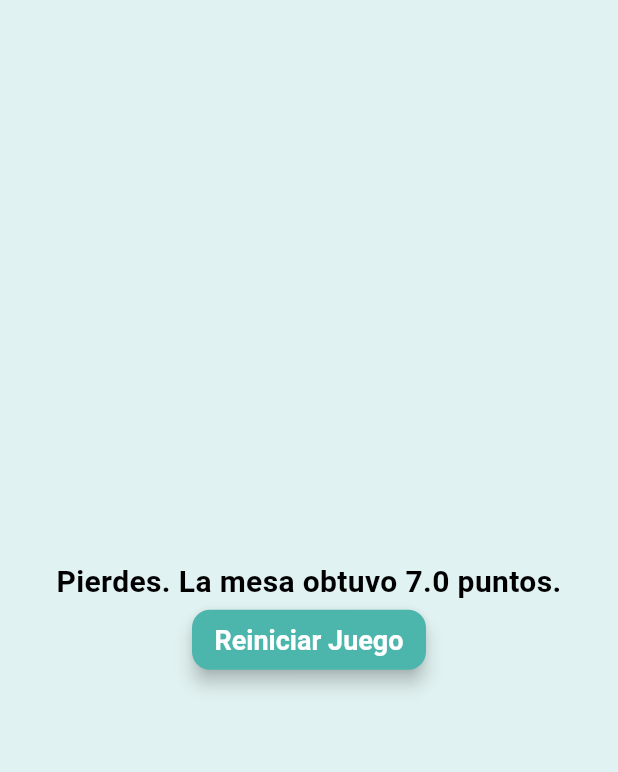
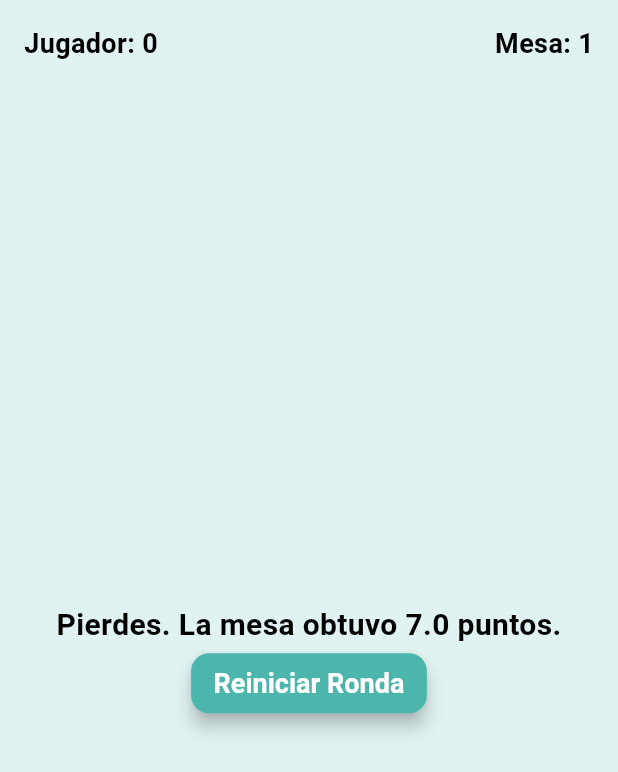
Before and after one commit to jorgebenitezz05/Flutter, a Flutter app: the Juego7yMedia screen opened directly, after a tap on "Pedir Carta", after a tap on "Plantarse", on a phone screen of 412 x 824 dp. Shown: the top 772 px of the screen. Run offline on Flutter 3.47's test engine with Material 3 defaults, Android fonts, the light colour scheme and no system bars.

Commit message:
Mejoro juego 7 y media

```diff
--- a/relacion01/lib/screens/ejercicio_10.dart
+++ /dev/null
@@ -1,214 +0,0 @@
-import 'package:flutter/material.dart';
-import 'screens.dart';
-
-class Ejercicio10 extends StatelessWidget {
-  const Ejercicio10({super.key});
-
-  @override
-  Widget build(BuildContext context) {
-    return Scaffold(
-      appBar: AppBar(
-        title: const Text("Ejercicio 10"),
-        actions: [
-          IconButton(
-            icon: const Icon(Icons.info_outline),
-            onPressed: () {
-              showDialog(
-                context: context,
-                builder: (context) => SimpleDialog(
-                  title: const Text("Instrucciones"),
-                  children: [
-                    const Padding(
-                      padding: EdgeInsets.symmetric(horizontal: 16.0),
-                      child: Text(
-                        "El objetivo del juego es acercarse lo más posible a 7.5 sin pasarse. "
-                        "Las figuras (Sota, Caballo, Rey) valen 0.5 puntos, y el resto de las cartas valen su número."
-                        "\nGana quien primero alcance 5 victorias.",
-                      ),
-                    ),
-                    const SizedBox(height: 20),
-                    Align(
-                      alignment: Alignment.centerRight,
-                      child: TextButton(
-                        onPressed: () => Navigator.pop(context),
-                        child: const Text("Cerrar"),
-                      ),
-                    ),
-                  ],
-                ),
-              );
-            },
-          ),
-        ],
-      ),
-      drawer: const MenuLateral(),
-      body: const Juego7yMedia(),
-    );
-  }
-}
-
-class Juego7yMedia extends StatefulWidget {
-  const Juego7yMedia({super.key});
-
-  @override
-  State<Juego7yMedia> createState() => _Juego7yMediaState();
-}
-
-class _Juego7yMediaState extends State<Juego7yMedia> {
-  // Baraja de cartas
-  final List<Map<String, dynamic>> _baraja = [];
-
-  // Puntuaciones
-  double _puntuacionJugador = 0;
-  double _puntuacionMesa = 0;
-
-  // Estados del juego
-  bool _turnoJugador = true;
-  bool _juegoTerminado = false;
-  String _mensaje = '';
-
-  String _cartaJugador = '';
-
-  @override
-  void initState() {
-    super.initState();
-    _inicializarBaraja();
-    _mezclarBaraja();
-  }
-
-  // Inicializar baraja
-  void _inicializarBaraja() {
-    final palos = ['Oros', 'Copas', 'Espadas', 'Bastos'];
-    for (var palo in palos) {
-      for (var i = 1; i <= 12; i++) {
-        double valor = i > 7 ? 0.5 : i.toDouble();
-        _baraja.add({'nombre': '$i de $palo', 'valor': valor});
-      }
-    }
-  }
-
-  // Mezclar baraja
-  void _mezclarBaraja() {
-    _baraja.shuffle();
-  }
-
-  // Sacar una carta
-  Map<String, dynamic> _sacarCarta() {
-    return _baraja.removeLast();
-  }
-
-  // Lógica del turno de la mesa
-  void _turnoMesa() {
-    while (_puntuacionMesa < 5.5 && _baraja.isNotEmpty) {
-      final carta = _sacarCarta();
-      _puntuacionMesa += carta['valor'];
-    }
-
-    _verResultado();
-  }
-
-  // Ver el resultado
-  void _verResultado() {
-    setState(() {
-      if (_puntuacionJugador > 7.5) {
-        _mensaje = 'Te pasaste. Pierdes.\n Tu puntuación ha sido: ${_puntuacionJugador.toString()}';
-      } else if (_puntuacionMesa > 7.5) {
-        _mensaje =
-            'La computadora se pasó. ¡Ganas!\nPuntuación de la mesa: ${_puntuacionMesa.toString()}';
-      } else if (_puntuacionJugador > _puntuacionMesa) {
-        _mensaje =
-            '¡Ganas con $_puntuacionJugador puntos!\nPuntuación de la mesa: ${_puntuacionMesa.toString()}';
-      } else if (_puntuacionJugador < _puntuacionMesa) {
-        _mensaje = 'Pierdes. La mesa obtuvo $_puntuacionMesa puntos.';
-      } else {
-        _mensaje =
-            'Es un empate.\nPuntuación de la mesa: ${_puntuacionMesa.toString()}';
-      }
-      _juegoTerminado = true;
-    });
-  }
-
-  // Acción de pedir carta
-  void _pedirCarta() {
-    if (_juegoTerminado || !_turnoJugador || _baraja.isEmpty) return;
-
-    final carta = _sacarCarta();
-    setState(() {
-      _puntuacionJugador += carta['valor'];
-      _cartaJugador = carta['nombre'];
-      if (_puntuacionJugador > 7.5) {
-        _verResultado();
-      }
-    });
-  }
-
-  // Acción de plantarse
-  void _plantarse() {
-    setState(() {
-      _turnoJugador = false;
-    });
-    _turnoMesa();
-  }
-
-  // Reiniciar juego
-  void _reiniciarJuego() {
-    setState(() {
-      _baraja.clear();
-      _puntuacionJugador = 0;
-      _puntuacionMesa = 0;
-      _turnoJugador = true;
-      _juegoTerminado = false;
-      _mensaje = '';
-      _cartaJugador = '';
-      _inicializarBaraja();
-      _mezclarBaraja();
-    });
-  }
-
-  @override
-  Widget build(BuildContext context) {
-    return Scaffold(
-      body: Center(
-        child: Column(
-          mainAxisAlignment: MainAxisAlignment.center,
-          children: [
-            if (_mensaje.isNotEmpty)
-              Text(
-                _mensaje,
-                textAlign: TextAlign.center,
-                style:
-                    const TextStyle(fontSize: 20, fontWeight: FontWeight.bold),
-              ),
-            if (!_juegoTerminado) ...[
-              if (_cartaJugador.isNotEmpty)
-                Text(
-                  'Carta sacada: $_cartaJugador',
-                  style: const TextStyle(
-                      fontSize: 18, fontWeight: FontWeight.bold),
-                ),
-              const SizedBox(height: 10),
-              Text(
-                'Tu puntuación: $_puntuacionJugador',
-                style: const TextStyle(fontSize: 18),
-              ),
-              const SizedBox(height: 20),
-              ElevatedButton(
-                onPressed: _pedirCarta,
-                child: const Text('Pedir Carta'),
-              ),
-              ElevatedButton(
-                onPressed: _plantarse,
-                child: const Text('Plantarse'),
-              ),
-            ],
-            if (_juegoTerminado)
-              ElevatedButton(
-                onPressed: _reiniciarJuego,
-                child: const Text('Reiniciar Juego'),
-              ),
-          ],
-        ),
-      ),
-    );
-  }
-}
--- /dev/null
+++ b/relacion01/lib/screens/juego7ymedia/juego_7_y_media.dart
@@ -0,0 +1,190 @@
+import 'package:flutter/material.dart';
+
+class Juego7yMedia extends StatefulWidget {
+  const Juego7yMedia({super.key});
+
+  @override
+  State<Juego7yMedia> createState() => _Juego7yMediaState();
+}
+
+class _Juego7yMediaState extends State<Juego7yMedia> {
+  final List<Map<String, dynamic>> _baraja = [];
+  double _puntuacionJugador = 0, _puntuacionMesa = 0;
+  int _victoriasJugador = 0, _victoriasMesa = 0;
+  bool _turnoJugador = true, _juegoTerminado = false;
+  String _mensaje = '', _cartaJugador = '';
+
+  @override
+  void initState() {
+    super.initState();
+    _inicializarBaraja();
+    _mezclarBaraja();
+  }
+
+// Inicializa la baraja
+void _inicializarBaraja() {
+  final palos = ['Oros', 'Copas', 'Espadas', 'Bastos'];
+  _baraja.addAll(palos.expand((palo) {
+    return List.generate(12, (i) {
+      final numero = i + 1;
+      return {
+        'nombre': '$numero de $palo',
+        'valor': numero > 7 ? 0.5 : numero.toDouble(),
+      };
+    });
+  }));
+}
+
+  // Mezcla las cartas de la baraja
+  void _mezclarBaraja() => _baraja.shuffle();
+
+  // Devuelve la última carta de la baraja
+  Map<String, dynamic> _sacarCarta() => _baraja.removeLast();
+
+  // Lógica del turno de la mesa
+  void _turnoMesa() {
+    while (_puntuacionMesa < 5.5 && _baraja.isNotEmpty) {
+      _puntuacionMesa += _sacarCarta()['valor'];
+    }
+    _verResultado();
+  }
+
+  // Ver el resultado
+  void _verResultado() {
+    setState(() {
+      if (_puntuacionJugador > 7.5) {
+        _mensaje = 'Te pasaste. Pierdes.\nTu puntuación fue: $_puntuacionJugador';
+        _victoriasMesa++;
+      } else if (_puntuacionMesa > 7.5) {
+        _mensaje = 'La computadora se pasó. ¡Ganas!\nPuntuación de la mesa: $_puntuacionMesa';
+        _victoriasJugador++;
+      } else if (_puntuacionJugador > _puntuacionMesa) {
+        _mensaje = '¡Ganas con $_puntuacionJugador puntos!\nPuntuación de la mesa: $_puntuacionMesa';
+        _victoriasJugador++;
+      } else if (_puntuacionJugador < _puntuacionMesa) {
+        _mensaje = 'Pierdes. La mesa obtuvo $_puntuacionMesa puntos.';
+        _victoriasMesa++;
+      } else {
+        _mensaje = 'Es un empate.\nPuntuación de la mesa: $_puntuacionMesa';
+      }
+      if (_victoriasJugador == 5 || _victoriasMesa == 5) {
+        _mostrarDialogFinalizado();
+      } else {
+        _juegoTerminado = true;
+      }
+    });
+  }
+
+  // Acción de pedir carta
+  void _pedirCarta() {
+    if (_juegoTerminado || !_turnoJugador || _baraja.isEmpty) return;
+    final carta = _sacarCarta();
+    setState(() {
+      _puntuacionJugador += carta['valor'];
+      _cartaJugador = carta['nombre'];
+      if (_puntuacionJugador > 7.5) _verResultado();
+    });
+  }
+
+  // Acción de plantarse
+  void _plantarse() {
+    setState(() {
+      _turnoJugador = false;
+    });
+    _turnoMesa();
+  }
+
+  // Muestra un dialogo cuando alguno llega a 5 victorias
+  void _mostrarDialogFinalizado() {
+    showDialog(
+      context: context,
+      builder: (context) => SimpleDialog(
+        title: Text(_victoriasJugador == 5 ? '¡Ganaste!' : '¡Perdiste!'),
+        children: [
+          Padding(
+            padding: const EdgeInsets.symmetric(horizontal: 16.0),
+            child: Text(
+              _victoriasJugador == 5
+                  ? 'Has alcanzado 5 victorias. ¡Felicidades!'
+                  : 'La mesa alcanzó 5 victorias. ¡Lo intentaste!',
+            ),
+          ),
+          const SizedBox(height: 20),
+          Align(
+            alignment: Alignment.centerRight,
+            child: TextButton(
+              onPressed: () {
+                Navigator.pop(context);
+                _reiniciarJuegoFinalizado();
+              },
+              child: const Text("Cerrar"),
+            ),
+          ),
+        ],
+      ),
+    );
+  }
+
+  // Reinicia el juego
+  void _reiniciarJuego() {
+    setState(() {
+      _baraja.clear();
+      _puntuacionJugador = _puntuacionMesa = 0;
+      _turnoJugador = true;
+      _juegoTerminado = false;
+      _mensaje = _cartaJugador = '';
+      _inicializarBaraja();
+      _mezclarBaraja();
+    });
+  }
+
+  // Reinicia el juego cuando alguien llega a 5 victorias
+  void _reiniciarJuegoFinalizado() {
+    setState(() {
+      _victoriasJugador = _victoriasMesa = 0;
+      _reiniciarJuego();
+    });
+  }
+
+  @override
+  Widget build(BuildContext context) {
+    return Scaffold(
+      body: Column(
+        children: [
+          Padding(
+            padding: const EdgeInsets.all(16.0),
+            child: Row(
+              mainAxisAlignment: MainAxisAlignment.spaceBetween,
+              children: [
+                Text('Jugador: $_victoriasJugador', style: const TextStyle(fontSize: 18, fontWeight: FontWeight.bold)),
+                Text('Mesa: $_victoriasMesa', style: const TextStyle(fontSize: 18, fontWeight: FontWeight.bold)),
+              ],
+            ),
+          ),
+          Expanded(
+            child: Center(
+              child: Column(
+                mainAxisAlignment: MainAxisAlignment.center,
+                children: [
+                  if (_mensaje.isNotEmpty)
+                    Text(_mensaje, textAlign: TextAlign.center, style: const TextStyle(fontSize: 20, fontWeight: FontWeight.bold)),
+                  if (!_juegoTerminado) ...[
+                    if (_cartaJugador.isNotEmpty)
+                      Text('Carta sacada: $_cartaJugador', style: const TextStyle(fontSize: 18, fontWeight: FontWeight.bold)),
+                    const SizedBox(height: 10),
+                    Text('Tu puntuación: $_puntuacionJugador', style: const TextStyle(fontSize: 18)),
+                    const SizedBox(height: 20),
+                    ElevatedButton(onPressed: _pedirCarta, child: const Text("Pedir Carta")),
+                    ElevatedButton(onPressed: _plantarse, child: const Text("Plantarse")),
+                  ],
+                  if (_juegoTerminado)
+                    ElevatedButton(onPressed: _reiniciarJuego, child: const Text("Reiniciar Ronda")),
+                ],
+              ),
+            ),
+          ),
+        ],
+      ),
+    );
+  }
+}
--- a/relacion01/lib/screens/screens.dart
+++ b/relacion01/lib/screens/screens.dart
@@ -7,7 +7,7 @@ export './ejercicio_5.dart';
 export './ejercicio_6.dart';
 export './ejercicio_7.dart';
 export './ejercicio_9.dart';
-export './ejercicio_10.dart';
+export 'juego7ymedia/home_screen.dart';
 export 'instagram/home_screen.dart';
 export './instagram/footer.dart';
 export './instagram/parte_alta.dart';
@@ -16,3 +16,4 @@ export './instagram/parte_media_baja.dart';
 export '../routes/app_routes.dart';
 export './splash_screen.dart';
 export './home_screen.dart';
+export 'juego7ymedia/juego_7_y_media.dart';
```
Also changed, not shown: relacion01/lib/screens/juego7ymedia/home_screen.dart (added, +46 -0 lines).
